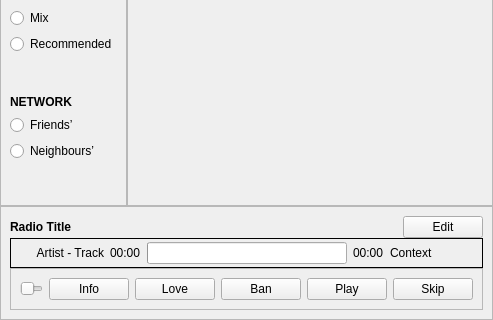
Before: the Qt Designer form app/radio/WindowMain.ui in mutecypher/lastfm-desktop, drawn with Qt 5; both pictures show x 0 to 493 and y 151 to 471 of the 493 by 471 pixel window.
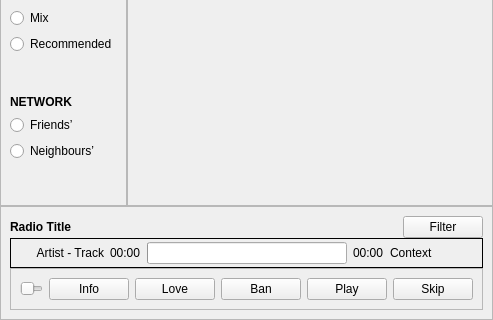
After: the same form once the commit is applied. Custom widgets are drawn as their Qt base class.

What changed in the file:
```diff
--- a/app/radio/WindowMain.ui
+++ b/app/radio/WindowMain.ui
@@ -408,7 +408,7 @@
          <item>
           <widget class="QPushButton" name="edit">
            <property name="text">
-            <string>Edit</string>
+            <string>Filter</string>
            </property>
           </widget>
          </item>
```
Left out of the diff: 2 changed lines with no effect on the pictures.
